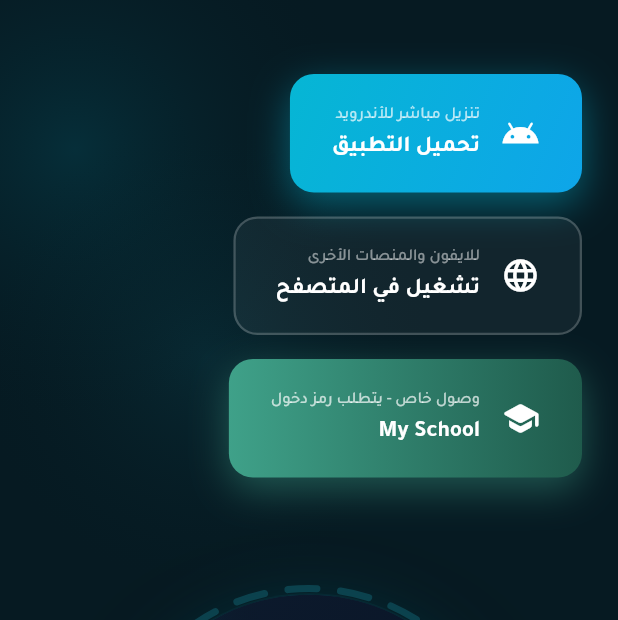
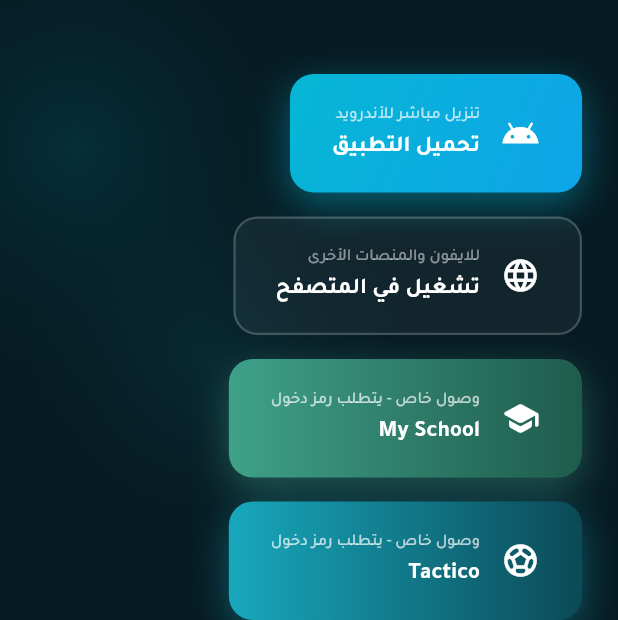
Before and after one commit to yasserbousfiha-creator/smart-organizer-web, a Flutter app: the screen it shows after launch, on a phone screen of 412 x 824 dp, the part 616-1236 px from its top. Run offline on Flutter 3.47's test engine with Material 3 defaults, Android fonts, the phone set to English and light mode, and no system bars; our stand-ins replace audioplayers, carousel_slider, supabase_flutter, timezone, url_strategy; missing offline and left inert: dart:html; accounts and stored records are empty; network calls fail.

Commit message:
Add Tactico download button and sync latest app APKs
Adds a password-gated Tactico download button to the hero section
(matching the Smart Organizer/My School pattern) and syncs the
already-updated APK/version files that were pending in the working
copy, per the standing sync-before-push procedure.

```diff
--- a/lib/main.dart
+++ b/lib/main.dart
@@ -1198,6 +1198,17 @@
                       url: 'https://smartorganizer.shop/apk/my-school.apk',
                       correctCode: 'bennani',
                     ),
+                    _buildGradientButton(
+                      context: context,
+                      icon: Icons.sports_soccer_rounded,
+                      title: 'Tactico',
+                      subtitle: siteTr(_isEnglish, 'وصول خاص - يتطلب رمز دخول'),
+                      gradient: const LinearGradient(
+                        colors: [Color(0xFF17A8BD), Color(0xFF0B4A56)],
+                      ),
+                      url: 'https://smartorganizer.shop/apk/tactico.apk',
+                      correctCode: 'yasser',
+                    ),
                   ],
                 ),
               ],
```
Also changed, not shown: 4 other files.
